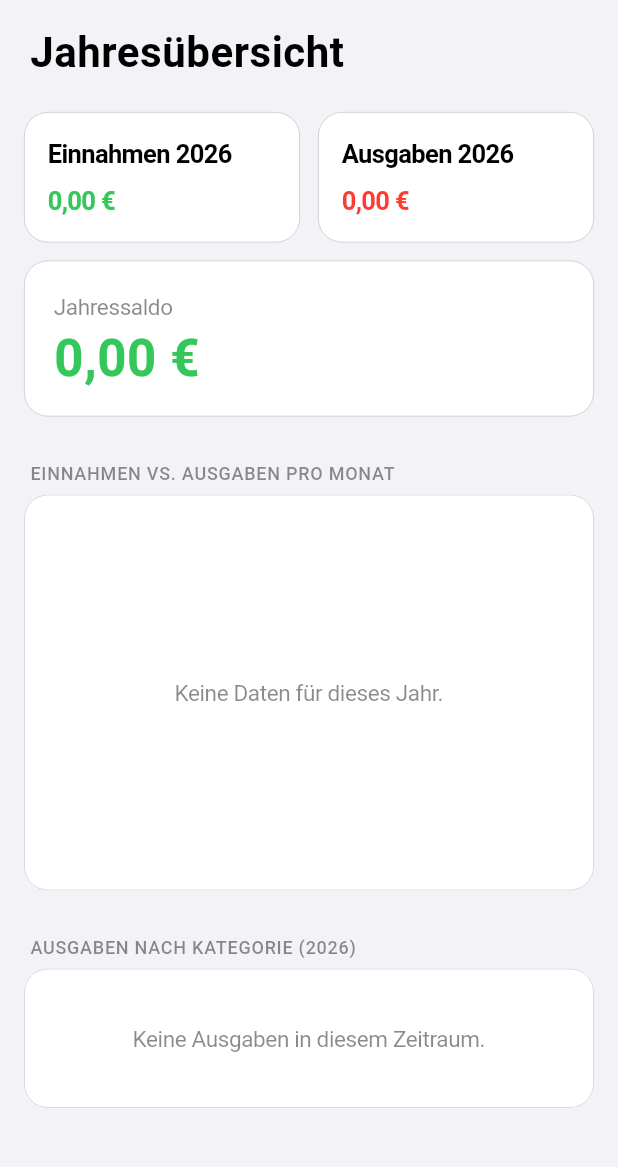
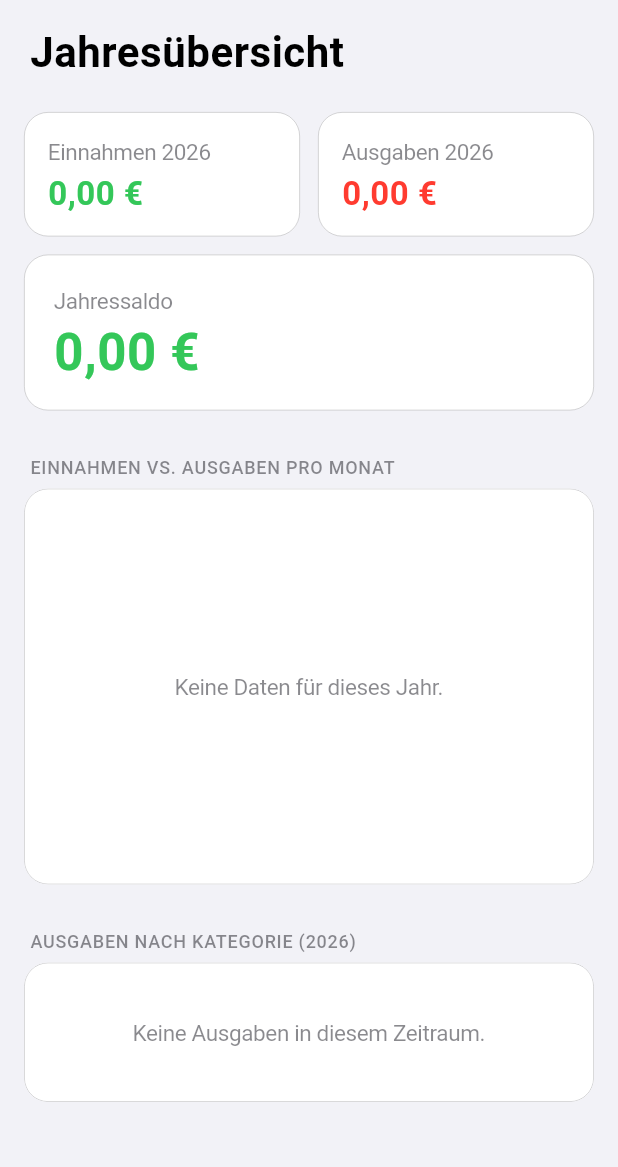
Before and after one commit to TobiasKgr/Remote, a Flutter app: the YearlyOverviewScreen screen opened directly, on a phone screen of 412 x 824 dp, the part 62-1229 px from its top. Run offline on Flutter 3.47's test engine with Material 3 defaults, Android fonts, the phone set to English and light mode, and no system bars; our stand-ins replace file_picker, fl_chart, flutter_local_notifications, flutter_riverpod, hive, hive_flutter; missing offline and left inert: dart:html, syncfusion_flutter_pdf; accounts and stored records are empty.

Commit message:
Fix summary card text hierarchy on the dashboard
The Einnahmen/Ausgaben card's label and amount used the same 17px/w600
text style, so the number that matters wasn't visually distinguished
from its own label - part of why the dashboard read as flat/cluttered.
Label is now smaller and muted, the amount bigger and bold, matching the
Saldo hero card below it; wrapped the amount in a FittedBox so a long
formatted total shrinks to fit instead of wrapping awkwardly in the
half-width card.

Co-Authored-By: Claude Sonnet 5 <noreply@anthropic.com>
Claude-Session: https://claude.ai/code/session_01Xzfpx8gYMpE3h12xbeq8nL

```diff
--- a/lib/widgets/summary_card.dart
+++ b/lib/widgets/summary_card.dart
@@ -21,15 +21,22 @@ class SummaryCard extends StatelessWidget {
           children: [
             Row(
               children: [
-                if (icon != null) Icon(icon, color: color, size: 20),
-                if (icon != null) const SizedBox(width: 8),
-                Text(label, style: Theme.of(context).textTheme.labelLarge),
+                if (icon != null) Icon(icon, color: color, size: 16),
+                if (icon != null) const SizedBox(width: 6),
+                Expanded(
+                  child: Text(label, style: Theme.of(context).textTheme.bodyMedium, maxLines: 1, overflow: TextOverflow.ellipsis),
+                ),
               ],
             ),
-            const SizedBox(height: 8),
-            Text(
-              currencyFormat.format(amount),
-              style: Theme.of(context).textTheme.headlineSmall?.copyWith(color: color, fontWeight: FontWeight.bold),
+            const SizedBox(height: 4),
+            FittedBox(
+              fit: BoxFit.scaleDown,
+              alignment: Alignment.centerLeft,
+              child: Text(
+                currencyFormat.format(amount),
+                style: Theme.of(context).textTheme.displaySmall?.copyWith(color: color),
+                maxLines: 1,
+              ),
             ),
           ],
         ),
```
